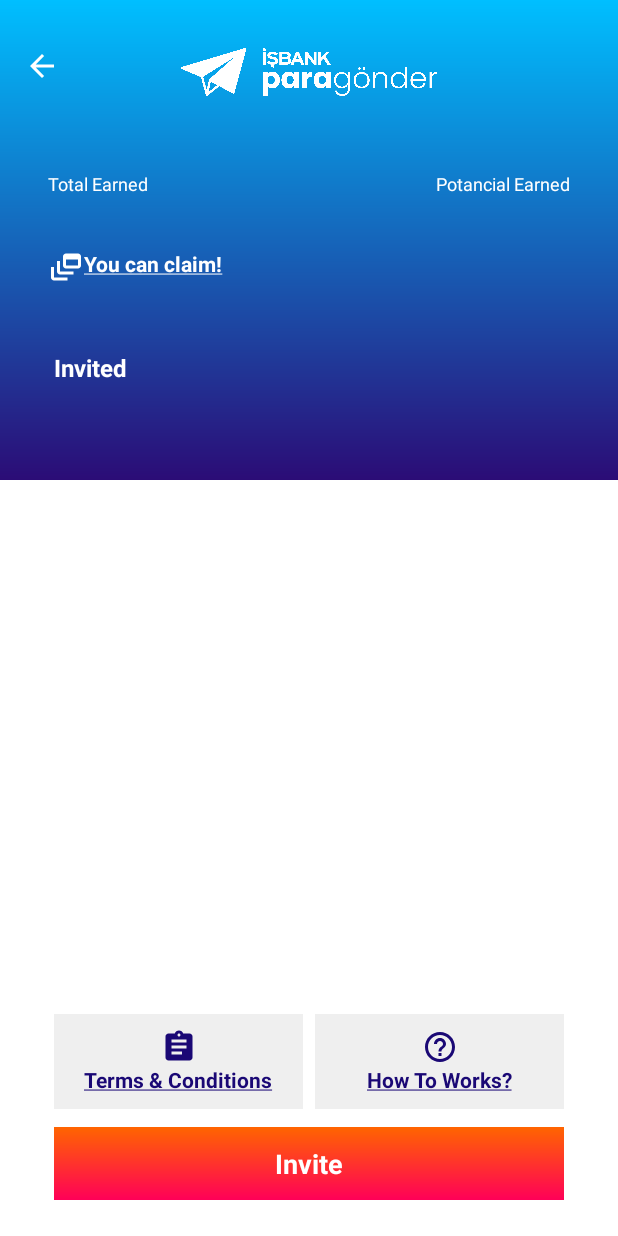
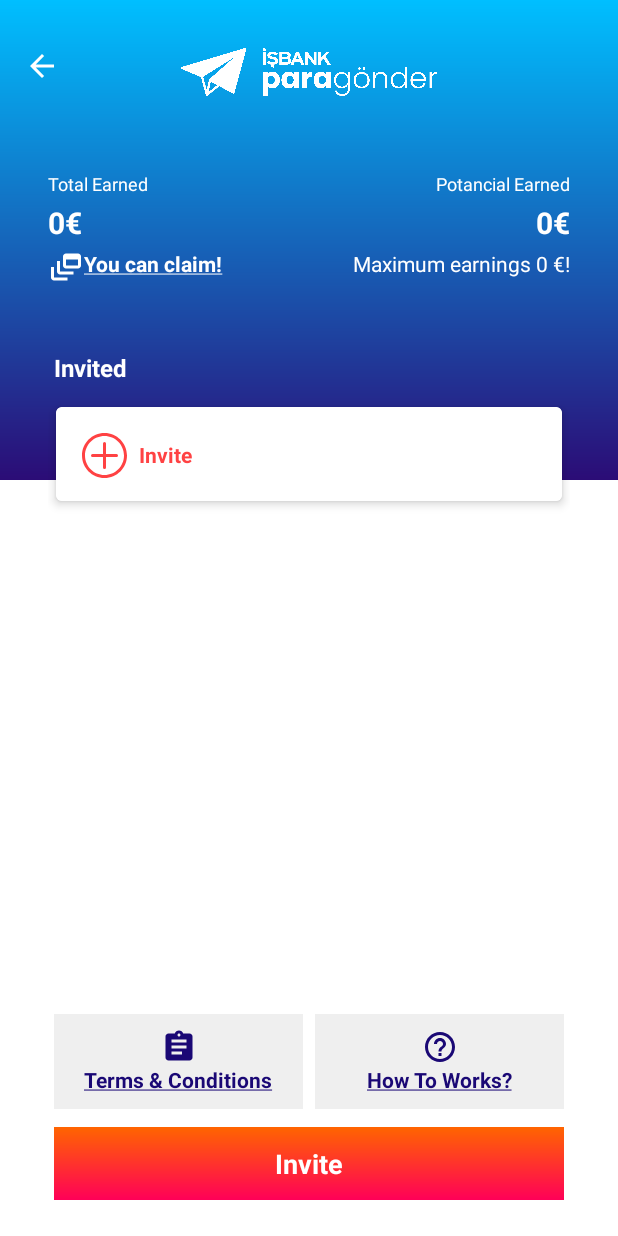
Before and after one commit to esrabayt/EarningApp, an Android app: the screen it shows after launch (MainActivity), on a phone screen of 412 x 824 dp. Run offline under Robolectric (Android 15) with nearby library versions, the phone set to English and light mode, and no system bars; our stand-ins replace Dagger/Hilt's generated code.

Commit message:
Add some fixes

```diff
--- a/app/src/main/java/com/esrakaya/earningapp/ui/list/EarningListFragment.kt
+++ b/app/src/main/java/com/esrakaya/earningapp/ui/list/EarningListFragment.kt
@@ -46,11 +46,10 @@ class EarningListFragment : Fragment() {
 
     @SuppressLint("SetTextI18n")
     private fun renderView(uiState: EarningListUiState) = with(binding) {
-        val earning = uiState.earningModel ?: return
-        earningListAdapter.submitList(earning.items)
-        tvTotalEarned.text = "${earning.totalEarned}€"
-        tvPotancialEarned.text = "${earning.potentialEarned}€"
-        tvMaxEarnings.text = getString(R.string.maximum_earned, earning.maximumEarning)
+        earningListAdapter.submitList(uiState.items)
+        tvTotalEarned.text = "${uiState.totalEarned}€"
+        tvPotancialEarned.text = "${uiState.potentialEarned}€"
+        tvMaxEarnings.text = getString(R.string.maximum_earned, uiState.maximumEarning)
     }
 
     private fun handleEvent(uiEvent: EarningListUiEvent) {
--- a/app/src/main/java/com/esrakaya/earningapp/ui/list/EarningListUiState.kt
+++ b/app/src/main/java/com/esrakaya/earningapp/ui/list/EarningListUiState.kt
@@ -1,7 +1,27 @@
 package com.esrakaya.earningapp.ui.list
 
 import com.esrakaya.earningapp.domain.model.EarningModel
+import com.esrakaya.earningapp.domain.utils.orZero
+import com.esrakaya.earningapp.ui.list.EarningListAdapter.EarningListItems
+import com.esrakaya.earningapp.ui.list.EarningListAdapter.EarningListItems.UserItem
 
 data class EarningListUiState(
     val earningModel: EarningModel? = null
-)
+) {
+    val items: List<EarningListItems>
+        get() = buildList {
+            val userList = earningModel?.userList.orEmpty()
+
+            addAll(userList.map(::UserItem))
+            add(EarningListItems.InviteItem)
+        }
+
+    val totalEarned: Int
+        get() = earningModel?.totalEarned.orZero()
+
+    val potentialEarned: Int
+        get() = earningModel?.potentialEarned.orZero()
+
+    val maximumEarning: Int
+        get() = earningModel?.maximumEarning.orZero()
+}
--- a/app/src/main/res/layout/activity_main.xml
+++ b/app/src/main/res/layout/activity_main.xml
@@ -6,7 +6,7 @@
     android:layout_height="match_parent"
     tools:context=".ui.MainActivity">
 
-    <fragment
+    <androidx.fragment.app.FragmentContainerView
         android:id="@+id/navHostFragment"
         android:name="androidx.navigation.fragment.NavHostFragment"
         android:layout_width="match_parent"
--- a/app/src/main/res/layout/item_earning.xml
+++ b/app/src/main/res/layout/item_earning.xml
@@ -3,7 +3,6 @@
     xmlns:app="http://schemas.android.com/apk/res-auto"
     xmlns:card_view="http://schemas.android.com/apk/res-auto"
     xmlns:tools="http://schemas.android.com/tools"
-    android:id="@+id/cont_item_root"
     android:layout_width="match_parent"
     android:layout_height="wrap_content"
     card_view:cardElevation="4dp"
--- a/app/src/main/res/layout/item_invite.xml
+++ b/app/src/main/res/layout/item_invite.xml
@@ -2,7 +2,6 @@
 <com.google.android.material.card.MaterialCardView xmlns:android="http://schemas.android.com/apk/res/android"
     xmlns:app="http://schemas.android.com/apk/res-auto"
     xmlns:card_view="http://schemas.android.com/apk/res-auto"
-    android:id="@+id/cont_item_root"
     android:layout_width="match_parent"
     android:layout_height="wrap_content"
     card_view:cardElevation="4dp"
```
Also changed, not shown: app/src/main/java/com/esrakaya/earningapp/domain/model/EarningModel.kt (+1 -11 lines).
